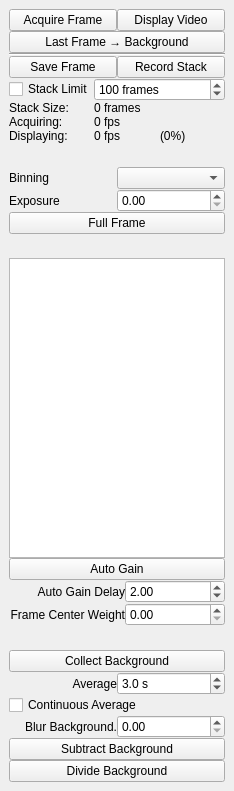
First picture: the form in lib/devices/Camera/CameraInterfaceTemplate.ui, repository acq4/acq4, before the edit.
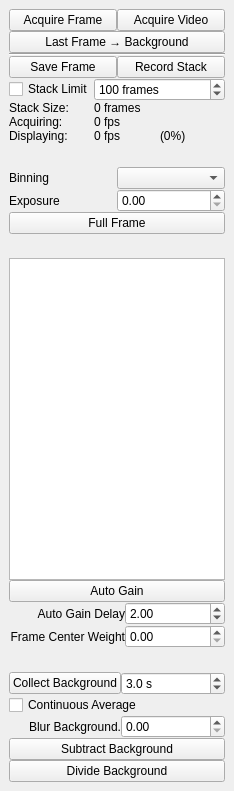
Second picture: the form after the edit. Custom widgets are drawn as their Qt base class.

Patch:
```diff
--- a/lib/devices/Camera/CameraInterfaceTemplate.ui
+++ b/lib/devices/Camera/CameraInterfaceTemplate.ui
@@ -33,7 +33,7 @@
 In general, this can just stay on always.</string>
         </property>
         <property name="text">
-         <string>Display Video</string>
+         <string>Acquire Video</string>
         </property>
         <property name="checkable">
          <bool>true</bool>
@@ -312,64 +312,7 @@
       <property name="spacing">
        <number>0</number>
       </property>
-      <item row="0" column="0" colspan="2">
-       <widget class="QPushButton" name="collectBgBtn">
-        <property name="text">
-         <string>Collect Background</string>
-        </property>
-        <property name="checkable">
-         <bool>true</bool>
-        </property>
-       </widget>
-      </item>
-      <item row="1" column="0">
-       <widget class="QLabel" name="label_4">
-        <property name="text">
-         <string>Average</string>
-        </property>
-        <property name="alignment">
-         <set>Qt::AlignRight|Qt::AlignTrailing|Qt::AlignVCenter</set>
-        </property>
-       </widget>
-      </item>
-      <item row="1" column="1">
-       <widget class="QDoubleSpinBox" name="bgTimeSpin">
-        <property name="toolTip">
-         <string>Sets the approximate number of frames to be averaged for
-background division.</string>
-        </property>
-        <property name="suffix">
-         <string> s</string>
-        </property>
-        <property name="decimals">
-         <number>1</number>
-        </property>
-        <property name="singleStep">
-         <double>1.000000000000000</double>
-        </property>
-        <property name="value">
-         <double>3.000000000000000</double>
-        </property>
-       </widget>
-      </item>
-      <item row="2" column="0" colspan="2">
-       <widget class="QCheckBox" name="contAvgBgCheck">
-        <property name="text">
-         <string>Continuous Average</string>
-        </property>
-       </widget>
-      </item>
-      <item row="3" column="0">
-       <widget class="QLabel" name="label_5">
-        <property name="text">
-         <string>Blur Background.</string>
-        </property>
-        <property name="alignment">
-         <set>Qt::AlignRight|Qt::AlignTrailing|Qt::AlignVCenter</set>
-        </property>
-       </widget>
-      </item>
-      <item row="3" column="1">
+      <item row="2" column="1">
        <widget class="QDoubleSpinBox" name="bgBlurSpin">
         <property name="toolTip">
          <string>&lt;!DOCTYPE HTML PUBLIC &quot;-//W3C//DTD HTML 4.0//EN&quot; &quot;http://www.w3.org/TR/REC-html40/strict.dtd&quot;&gt;
@@ -385,19 +328,6 @@
        </widget>
       </item>
       <item row="4" column="0" colspan="2">
-       <widget class="QPushButton" name="subtractBgBtn">
-        <property name="text">
-         <string>Subtract Background</string>
-        </property>
-        <property name="checkable">
-         <bool>true</bool>
-        </property>
-        <property name="autoExclusive">
-         <bool>false</bool>
-        </property>
-       </widget>
-      </item>
-      <item row="5" column="0" colspan="2">
        <widget class="QPushButton" name="divideBgBtn">
         <property name="toolTip">
          <string>Enables background division. 
@@ -415,6 +345,66 @@
         </property>
        </widget>
       </item>
+      <item row="2" column="0">
+       <widget class="QLabel" name="label_5">
+        <property name="text">
+         <string>Blur Background.</string>
+        </property>
+        <property name="alignment">
+         <set>Qt::AlignRight|Qt::AlignTrailing|Qt::AlignVCenter</set>
+        </property>
+       </widget>
+      </item>
+      <item row="1" column="0" colspan="2">
+       <widget class="QCheckBox" name="contAvgBgCheck">
+        <property name="text">
+         <string>Continuous Average</string>
+        </property>
+       </widget>
+      </item>
+      <item row="3" column="0" colspan="2">
+       <widget class="QPushButton" name="subtractBgBtn">
+        <property name="text">
+         <string>Subtract Background</string>
+        </property>
+        <property name="checkable">
+         <bool>true</bool>
+        </property>
+        <property name="autoExclusive">
+         <bool>false</bool>
+        </property>
+       </widget>
+      </item>
+      <item row="0" column="0">
+       <widget class="QPushButton" name="collectBgBtn">
+        <property name="text">
+         <string>Collect Background</string>
+        </property>
+        <property name="checkable">
+         <bool>true</bool>
+        </property>
+       </widget>
+      </item>
+      <item row="0" column="1">
+       <widget class="QDoubleSpinBox" name="bgTimeSpin">
+        <property name="toolTip">
+         <string>Sets the approximate number of frames to be averaged for
+background division.</string>
+        </property>
+        <property name="suffix">
+         <string> s</string>
+        </property>
+        <property name="decimals">
+         <number>1</number>
+        </property>
+        <property name="singleStep">
+         <double>1.000000000000000</double>
+        </property>
+        <property name="value">
+         <double>3.000000000000000</double>
+        </property>
+       </widget>
+      </item>
      </layout>
     </widget>
    </item>
```
